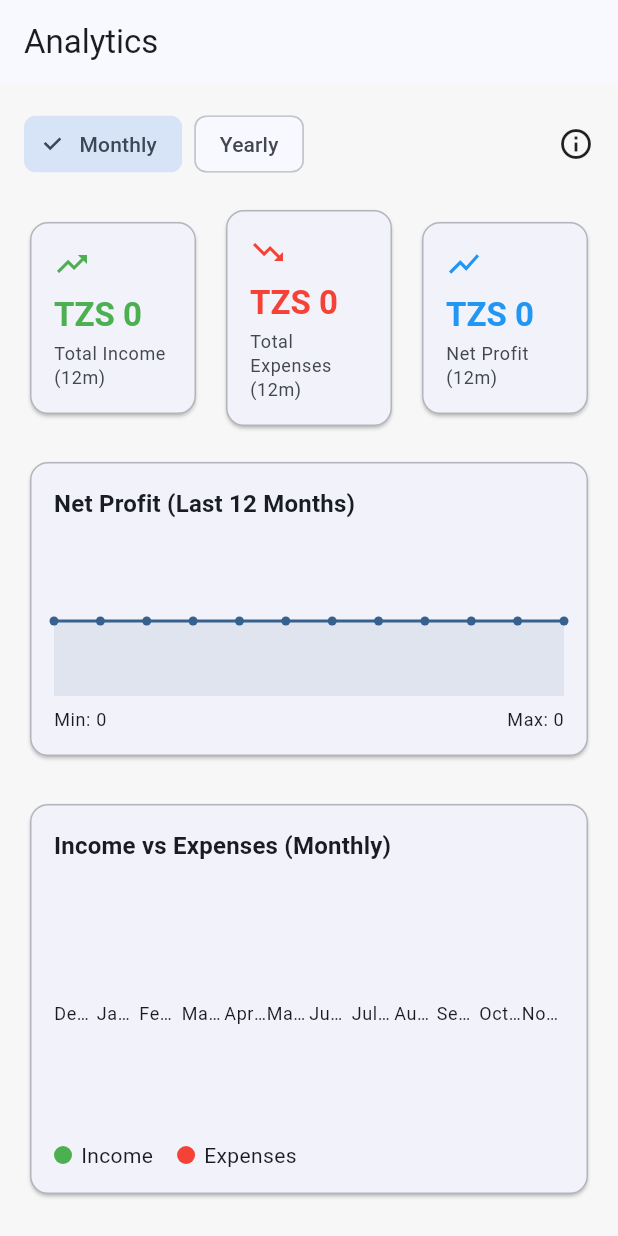
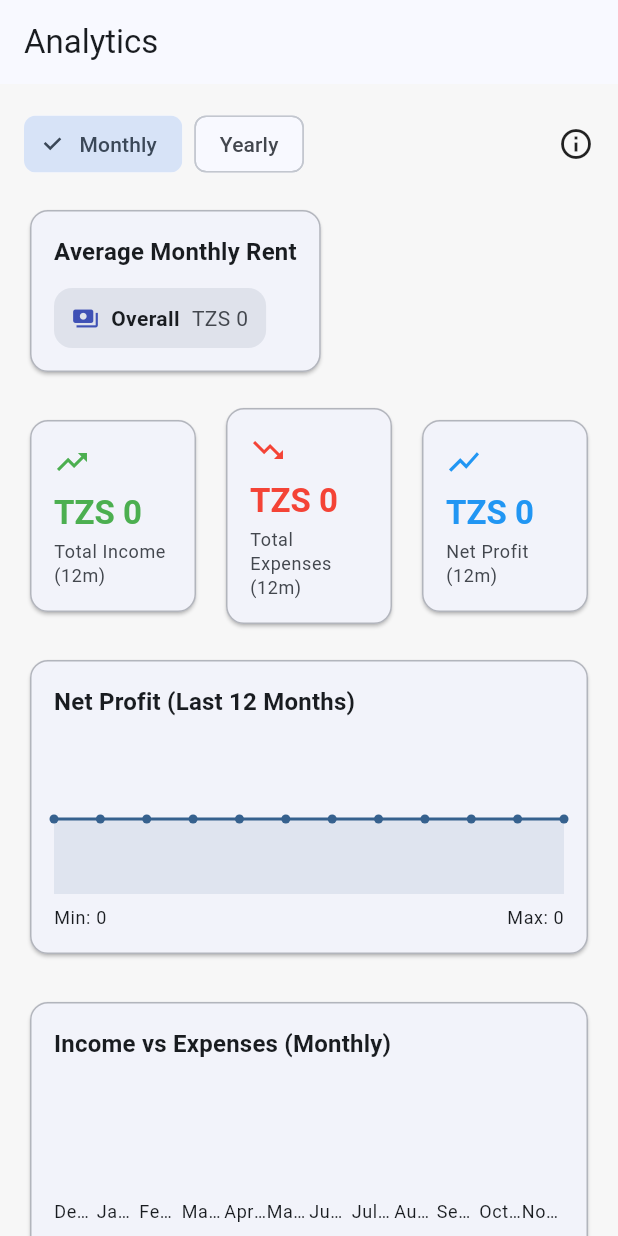
Before and after one commit to Princejozze/new_tenant_vision_app, a Flutter app: the AnalyticsScreen screen opened by its route, on a phone screen of 412 x 824 dp. Run offline on Flutter 3.47's test engine with Material 3 defaults, Android fonts, the phone set to English and light mode, and no system bars; our stand-ins replace cloud_firestore, firebase_auth, firebase_core, go_router, google_sign_in, open_file and 3 more; accounts and stored records are empty.

Commit message:
feat(analytics): add Average Monthly Rent stat cards (overall and per property) to help identify under-priced rooms

```diff
--- a/lib/src/screens/analytics_screen.dart
+++ b/lib/src/screens/analytics_screen.dart
@@ -42,6 +42,10 @@ class _AnalyticsScreenState extends State<AnalyticsScreen> {
             ? yearlyNet.map((e) => e.net.toDouble()).toList()
             : monthlyNet.map((e) => e.net.toDouble()).toList();
 
+        // Average monthly rent calculations
+        final avgOverall = _computeAverageRentOverall(houses);
+        final avgByProperty = _computeAverageRentByProperty(houses);
+
         final chartTitle = _yearly
             ? 'Net Profit (Last ${yearlyNet.length} Years)'
             : 'Net Profit (Last 12 Months)';
@@ -76,6 +80,10 @@ class _AnalyticsScreenState extends State<AnalyticsScreen> {
                     ),
                   ],
                 ),
+                const SizedBox(height: 16),
+
+                // Rent Averages (overall & per property)
+                _rentAverages(context, avgOverall, avgByProperty),
                 const SizedBox(height: 16),
 
                 // Summary cards
@@ -274,6 +282,84 @@ class _AnalyticsScreenState extends State<AnalyticsScreen> {
       ),
     );
   }
+
+  Widget _rentAverages(BuildContext context, double overall, Map<String, double> byProperty) {
+    final currency = NumberFormat.currency(symbol: 'TZS ', decimalDigits: 0);
+    return Card(
+      child: Padding(
+        padding: const EdgeInsets.all(16),
+        child: Column(
+          crossAxisAlignment: CrossAxisAlignment.start,
+          children: [
+            Text('Average Monthly Rent', style: Theme.of(context).textTheme.titleMedium?.copyWith(fontWeight: FontWeight.bold)),
+            const SizedBox(height: 12),
+            Wrap(
+              spacing: 12,
+              runSpacing: 12,
+              children: [
+                _metricChip(context, 'Overall', currency.format(overall), Icons.payments, Colors.indigo),
+                for (final entry in byProperty.entries)
+                  _metricChip(context, entry.key, currency.format(entry.value), Icons.home_work, Colors.teal),
+              ],
+            ),
+          ],
+        ),
+      ),
+    );
+  }
+
+  Widget _metricChip(BuildContext context, String label, String value, IconData icon, Color color) {
+    return Container(
+      padding: const EdgeInsets.symmetric(horizontal: 12, vertical: 10),
+      decoration: BoxDecoration(
+        color: Theme.of(context).colorScheme.surfaceVariant,
+        borderRadius: BorderRadius.circular(12),
+      ),
+      child: Row(
+        mainAxisSize: MainAxisSize.min,
+        children: [
+          Icon(icon, color: color, size: 18),
+          const SizedBox(width: 8),
+          Text(label, style: Theme.of(context).textTheme.bodyMedium?.copyWith(fontWeight: FontWeight.w600)),
+          const SizedBox(width: 8),
+          Text(value, style: Theme.of(context).textTheme.bodyMedium?.copyWith(color: Theme.of(context).colorScheme.onSurfaceVariant)),
+        ],
+      ),
+    );
+  }
+
+  double _computeAverageRentOverall(List houses) {
+    double sum = 0;
+    int count = 0;
+    for (final h in houses) {
+      for (final r in h.rooms) {
+        if (r.status.toString().contains('occupied') && r.rentAmount > 0) {
+          sum += r.rentAmount;
+          count++;
+        }
+      }
+    }
+    return count == 0 ? 0 : sum / count;
+  }
+
+  Map<String, double> _computeAverageRentByProperty(List houses) {
+    final mapSum = <String, double>{};
+    final mapCount = <String, int>{};
+    for (final h in houses) {
+      for (final r in h.rooms) {
+        if (r.status.toString().contains('occupied') && r.rentAmount > 0) {
+          mapSum[h.name] = (mapSum[h.name] ?? 0) + r.rentAmount;
+          mapCount[h.name] = (mapCount[h.name] ?? 0) + 1;
+        }
+      }
+    }
+    final result = <String, double>{};
+    for (final name in mapSum.keys) {
+      final c = mapCount[name] ?? 1;
+      result[name] = mapSum[name]! / c;
+    }
+    return result;
+  }
 }
 
 class _MonthlyNet {
```
